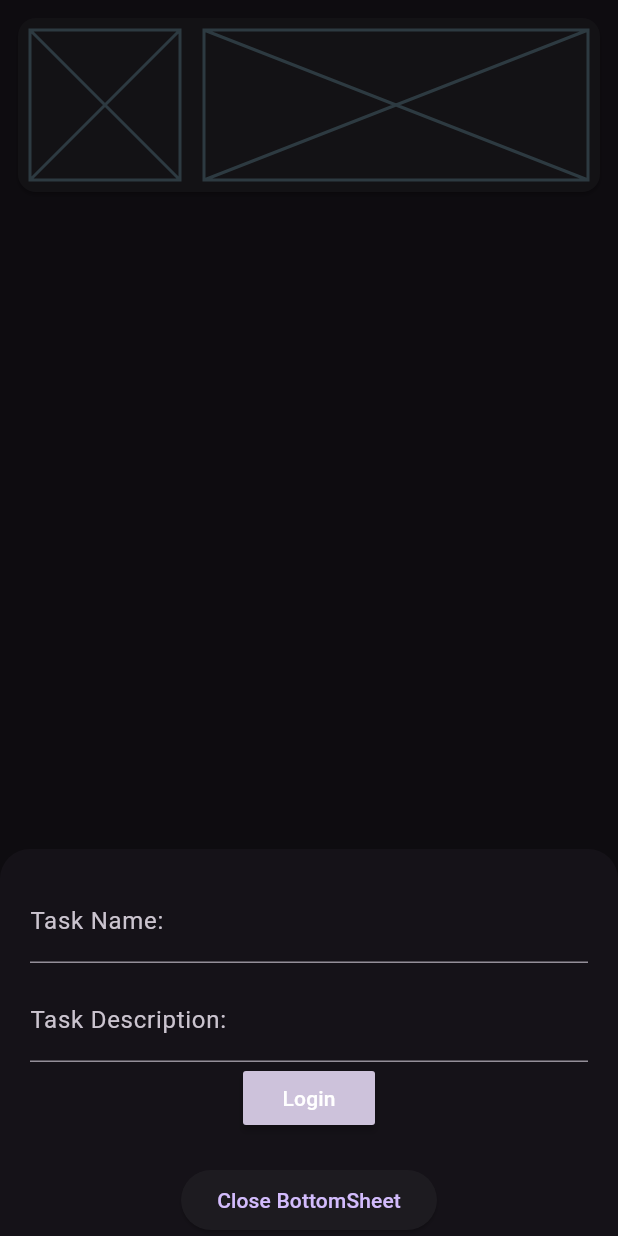
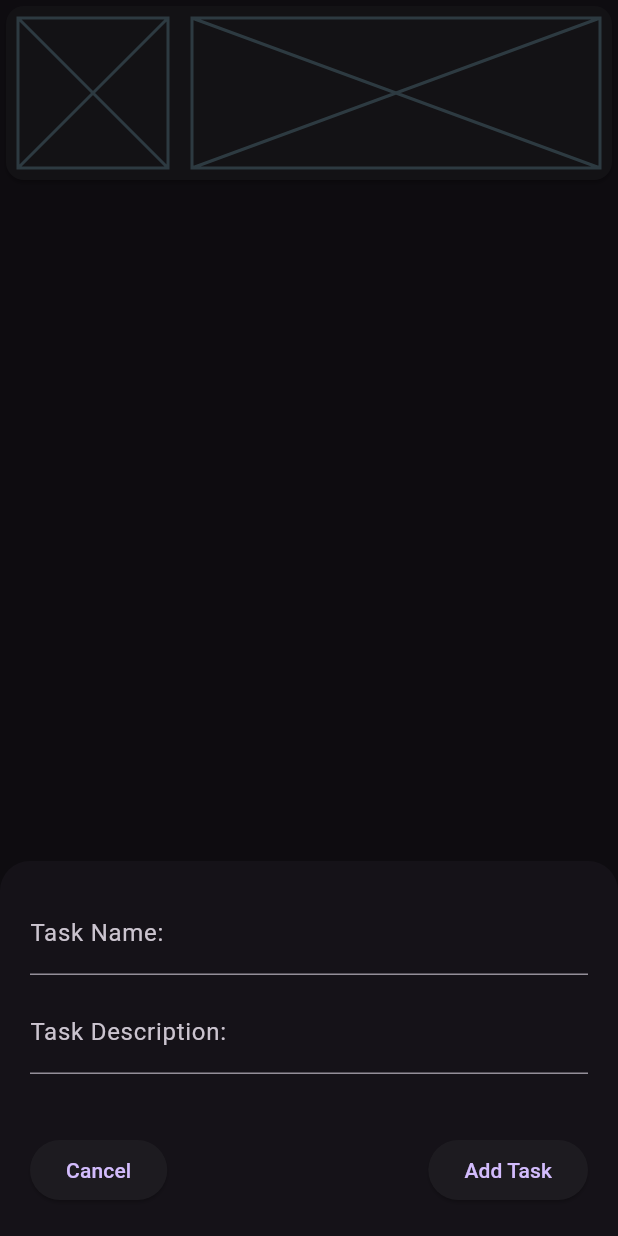
Before and after one commit to mekafuyu/HabitsApp, a Flutter app: the screen it shows after launch, after a tap on the "add" icon, on a phone screen of 412 x 824 dp. Run offline on Flutter 3.47's test engine with Material 3 defaults, Android fonts, the phone set to English and light mode, and no system bars; drawn by our look-alikes of flutter_form_builder; our stand-ins replace modal_bottom_sheet.

Commit message:
working task cards

```diff
--- /dev/null
+++ b/devtools_options.yaml
@@ -0,0 +1 @@
+extensions:
--- a/lib/main.dart
+++ b/lib/main.dart
@@ -34,4 +34,9 @@ class MyAppState extends ChangeNotifier {
     habits.add(h);
     notifyListeners();
   }
+
+  void removeTask(Habit h) {
+    habits.remove(h);
+    notifyListeners();
+  }
 }
--- a/lib/models/form_new_task.dart
+++ b/lib/models/form_new_task.dart
@@ -18,9 +18,7 @@ class _FormNewTaskState extends State<FormNewTask> {
   Widget build(BuildContext context) {
     var appState = context.watch<MyAppState>();
 
-    return Padding(
-        padding: const EdgeInsets.all(20.0),
-        child: FormBuilder(
+    return FormBuilder(
           key: _formKey,
           child: Column(
             children: [
@@ -32,9 +30,6 @@ class _FormNewTaskState extends State<FormNewTask> {
                     return 'Please enter some text';
                   }
                   return null;
-                },
-                onChanged: (val) {
-                  debugPrint(val);
                 },
               ),
               const SizedBox(height: 10),
@@ -48,22 +43,31 @@ class _FormNewTaskState extends State<FormNewTask> {
                   }
                   return null;
                 },
-                onChanged: (val) {
-                  debugPrint(val);
-                },
               ),
-              MaterialButton(
-                color: Theme.of(context).colorScheme.secondary,
-                onPressed: () {
-                  // Validate and save the form values
-                  _formKey.currentState?.saveAndValidate();
-                  var formData = _formKey.currentState?.value;
-                  appState.addTask(Habit(name: formData?["TaskName"], description: formData?["TaskDescription"]));
-                },
-                child: const Text('Login'),
+              const SizedBox(height: 40),
+              Row(
+                mainAxisAlignment: MainAxisAlignment.spaceBetween,
+                children: [
+                  ElevatedButton(
+                    onPressed: () {
+                      Navigator.pop(context);
+                    },
+                    child: const Text('Cancel'),
+                  ),
+                  ElevatedButton(
+                    onPressed: () {
+                      var isValid = _formKey.currentState?.saveAndValidate();
+                      var formData = _formKey.currentState?.value;
+                      if(isValid!) {
+                        appState.addTask(Habit(name: formData?["TaskName"], description: formData?["TaskDescription"]));
+                      }
+                    },
+                    child: const Text('Add Task'),
+                  ),
+                ],
               )
             ],
           ),
-        ));
+        );
   }
 }
--- a/lib/screens/homepage.dart
+++ b/lib/screens/homepage.dart
@@ -20,18 +20,20 @@ class _HomePageState extends State<HomePage> {
     var appState = context.watch<MyAppState>();
 
     return Scaffold(
+      resizeToAvoidBottomInset: true,
       body: SafeArea(
-        child: Padding(
-          padding: const EdgeInsets.all(8.0),
         child: Center(
-            child: Column(
-                crossAxisAlignment: CrossAxisAlignment.center,
+          child:
+              Column(crossAxisAlignment: CrossAxisAlignment.center, children: [
+            const UserCard(),
+            Expanded(
+              child: ListView(
                 children: [
-                  const UserCard(),
-                  for (var habit in appState.habits)
-                    TaskCard(habit: habit)
+                  for (var habit in appState.habits) TaskCard(habit: habit)
+                ],
+              ),
+            )
           ]),
-          ),
         ),
       ),
       floatingActionButton: FloatingActionButton(
@@ -46,23 +48,25 @@ class _HomePageState extends State<HomePage> {
 
   Future openModal(BuildContext context) {
     return showMaterialModalBottomSheet(
+      // clipBehavior: ,
       shape: const RoundedRectangleBorder(
           borderRadius: BorderRadius.only(
         topLeft: Radius.circular(20),
         topRight: Radius.circular(20),
-        )) ,
+      )),
       context: context,
       builder: (BuildContext context) {
-        return Column(
+        return Padding(
+          padding: EdgeInsets.only(
+              top: 20,
+              right: 20,
+              left: 20,
+              bottom: MediaQuery.of(context).viewInsets.bottom + 20),
+          child: const Column(
             mainAxisAlignment: MainAxisAlignment.center,
             mainAxisSize: MainAxisSize.min,
-              children: <Widget>[
-                const FormNewTask(),
-                ElevatedButton(
-                  child: const Text('Close BottomSheet'),
-                  onPressed: () => Navigator.pop(context),
+            children: [FormNewTask()],
           ),
-              ],
         );
       },
     );
```
Also changed, not shown: lib/models/taskcard.dart (+38 -4 lines). Lines whose indentation alone changed are shown as unchanged.
